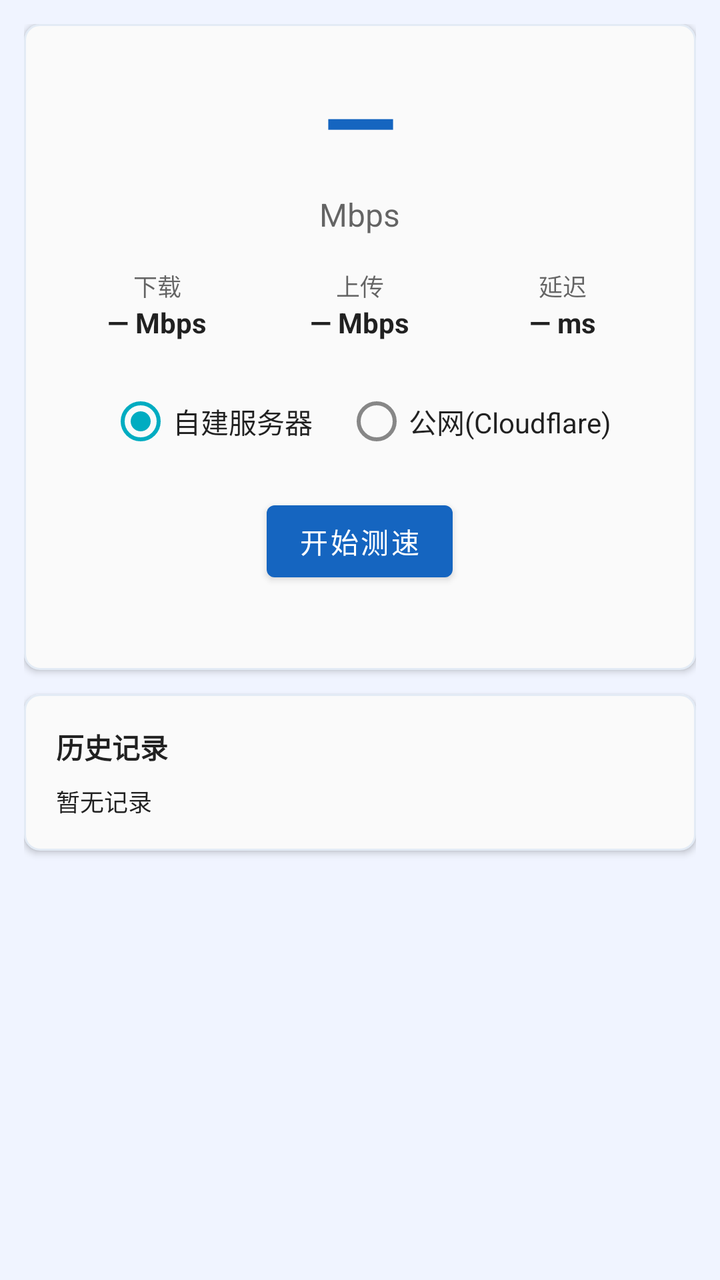
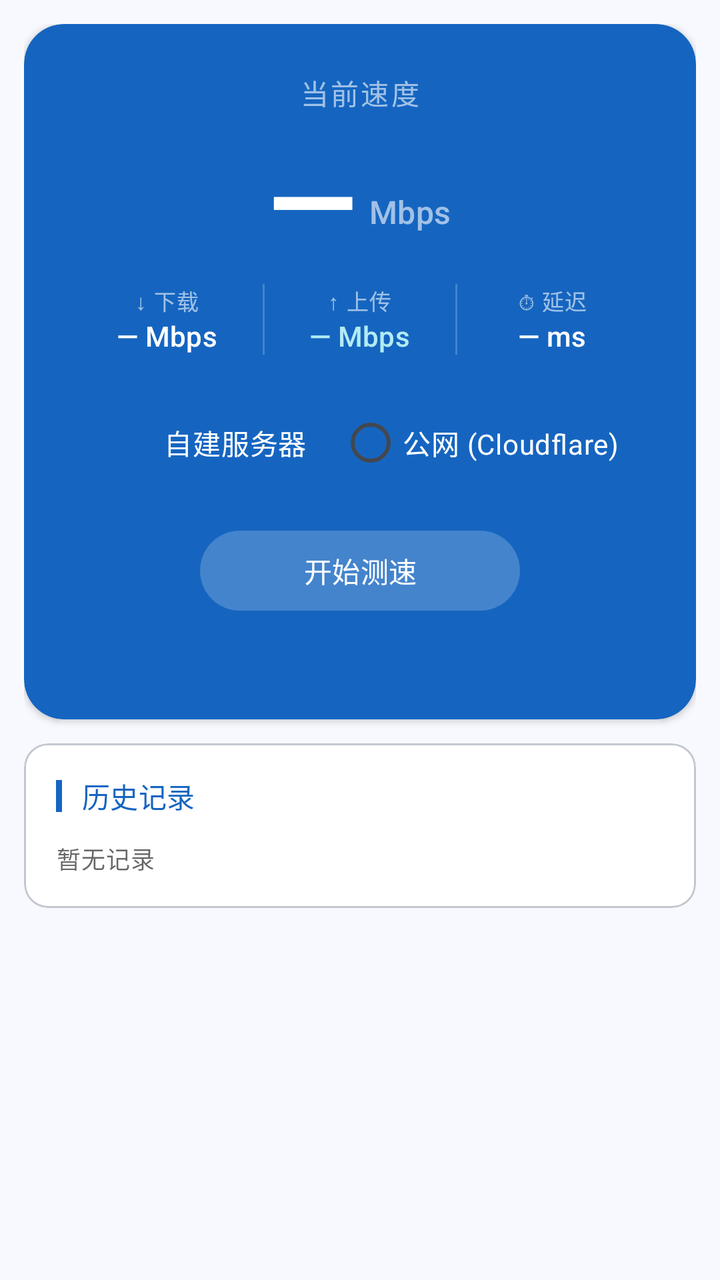

An Android layout rendered at two revisions. The XML below is the earlier revision; the diff shows what the commit changed to produce the second picture.
<!-- AndroidManifest.xml: application theme Theme.CellSentinelApp -->
<!-- res/layout/fragment_speed_test.xml -->
<?xml version="1.0" encoding="utf-8"?>
<ScrollView xmlns:android="http://schemas.android.com/apk/res/android"
    xmlns:app="http://schemas.android.com/apk/res-auto"
    android:layout_width="match_parent"
    android:layout_height="match_parent"
    android:background="@color/background"
    android:padding="12dp">

    <LinearLayout
        android:layout_width="match_parent"
        android:layout_height="wrap_content"
        android:orientation="vertical">

        
        <com.google.android.material.card.MaterialCardView
            android:layout_width="match_parent"
            android:layout_height="wrap_content"
            android:layout_marginBottom="12dp"
            app:cardElevation="2dp"
            app:cardCornerRadius="8dp"
            app:cardBackgroundColor="@color/colorSurfaceFaint">
            <LinearLayout
                android:layout_width="match_parent"
                android:layout_height="wrap_content"
                android:orientation="vertical"
                android:padding="16dp"
                android:gravity="center_horizontal">

                <TextView
                    android:id="@+id/tv_speed_value"
                    android:layout_width="wrap_content"
                    android:layout_height="wrap_content"
                    android:text="—"
                    android:textSize="48sp"
                    android:textStyle="bold"
                    android:textColor="@color/colorPrimary"
                    android:layout_marginBottom="4dp" />

                <TextView
                    android:id="@+id/tv_speed_unit"
                    android:layout_width="wrap_content"
                    android:layout_height="wrap_content"
                    android:text="Mbps"
                    android:textSize="16sp"
                    android:textColor="@color/textColorSecondary"
                    android:layout_marginBottom="16dp" />

                <LinearLayout
                    android:layout_width="match_parent"
                    android:layout_height="wrap_content"
                    android:orientation="horizontal"
                    android:gravity="center"
                    android:layout_marginBottom="16dp">

                    <LinearLayout
                        android:layout_width="0dp"
                        android:layout_height="wrap_content"
                        android:layout_weight="1"
                        android:orientation="vertical"
                        android:gravity="center">
                        <TextView
                            android:layout_width="wrap_content"
                            android:layout_height="wrap_content"
                            android:text="下载"
                            android:textSize="12sp"
                            android:textColor="@color/textColorSecondary" />
                        <TextView
                            android:id="@+id/tv_download_speed"
                            android:layout_width="wrap_content"
                            android:layout_height="wrap_content"
                            android:text="— Mbps"
                            android:textSize="14sp"
                            android:textStyle="bold"
                            android:textColor="@color/textColorPrimary" />
                    </LinearLayout>

                    <LinearLayout
                        android:layout_width="0dp"
                        android:layout_height="wrap_content"
                        android:layout_weight="1"
                        android:orientation="vertical"
                        android:gravity="center">
                        <TextView
                            android:layout_width="wrap_content"
                            android:layout_height="wrap_content"
                            android:text="上传"
                            android:textSize="12sp"
                            android:textColor="@color/textColorSecondary" />
                        <TextView
                            android:id="@+id/tv_upload_speed"
                            android:layout_width="wrap_content"
                            android:layout_height="wrap_content"
                            android:text="— Mbps"
                            android:textSize="14sp"
                            android:textStyle="bold"
                            android:textColor="@color/textColorPrimary" />
                    </LinearLayout>

                    <LinearLayout
                        android:layout_width="0dp"
                        android:layout_height="wrap_content"
                        android:layout_weight="1"
                        android:orientation="vertical"
                        android:gravity="center">
                        <TextView
                            android:layout_width="wrap_content"
                            android:layout_height="wrap_content"
                            android:text="延迟"
                            android:textSize="12sp"
                            android:textColor="@color/textColorSecondary" />
                        <TextView
                            android:id="@+id/tv_latency"
                            android:layout_width="wrap_content"
                            android:layout_height="wrap_content"
                            android:text="— ms"
                            android:textSize="14sp"
                            android:textStyle="bold"
                            android:textColor="@color/textColorPrimary" />
                    </LinearLayout>
                </LinearLayout>

                <RadioGroup
                    android:id="@+id/rg_speed_target"
                    android:layout_width="wrap_content"
                    android:layout_height="wrap_content"
                    android:orientation="horizontal"
                    android:layout_marginBottom="12dp">
                    <RadioButton
                        android:id="@+id/rb_speed_server"
                        android:layout_width="wrap_content"
                        android:layout_height="wrap_content"
                        android:text="自建服务器"
                        android:checked="true"
                        android:textColor="@color/textColorPrimary" />
                    <RadioButton
                        android:id="@+id/rb_speed_public"
                        android:layout_width="wrap_content"
                        android:layout_height="wrap_content"
                        android:text="公网(Cloudflare)"
                        android:layout_marginStart="16dp"
                        android:textColor="@color/textColorPrimary" />
                </RadioGroup>

                <com.google.android.material.button.MaterialButton
                    android:id="@+id/btn_start_speed_test"
                    android:layout_width="wrap_content"
                    android:layout_height="wrap_content"
                    android:text="开始测速"
                    android:textAllCaps="false" />

                <TextView
                    android:id="@+id/tv_speed_status"
                    android:layout_width="wrap_content"
                    android:layout_height="wrap_content"
                    android:text=""
                    android:textSize="12sp"
                    android:textColor="@color/textColorSecondary"
                    android:layout_marginTop="8dp" />
            </LinearLayout>
        </com.google.android.material.card.MaterialCardView>

        
        <com.google.android.material.card.MaterialCardView
            android:layout_width="match_parent"
            android:layout_height="wrap_content"
            android:layout_marginBottom="12dp"
            app:cardElevation="2dp"
            app:cardCornerRadius="8dp"
            app:cardBackgroundColor="@color/colorSurfaceFaint">
            <LinearLayout
                android:layout_width="match_parent"
                android:layout_height="wrap_content"
                android:orientation="vertical"
                android:padding="16dp">
                <TextView
                    android:layout_width="match_parent"
                    android:layout_height="wrap_content"
                    android:text="历史记录"
                    android:textSize="14sp"
                    android:textStyle="bold"
                    android:textColor="@color/textColorPrimary"
                    android:layout_marginBottom="8dp" />
                <TextView
                    android:id="@+id/tv_speed_history"
                    android:layout_width="match_parent"
                    android:layout_height="wrap_content"
                    android:textSize="12sp"
                    android:textColor="@color/textColorPrimary"
                    android:fontFamily="monospace"
                    android:lineSpacingMultiplier="1.4"
                    android:text="暂无记录" />
            </LinearLayout>
        </com.google.android.material.card.MaterialCardView>

    </LinearLayout>
</ScrollView>
<!-- resources referenced by this layout -->
<resources>
  <color name="background">#F0F4FF</color>
  <color name="colorPrimary">#1565C0</color>
  <color name="colorSurfaceFaint">#FAFAFA</color>
  <style name="Theme.CellSentinelApp" parent="Theme.MaterialComponents.Light.DarkActionBar">
          
          <item name="colorPrimary">@color/colorPrimary</item>
          <item name="colorPrimaryVariant">@color/colorPrimaryDark</item>
          <item name="colorOnPrimary">@color/white</item>
          
          <item name="colorSecondary">@color/colorAccent</item>
          <item name="colorSecondaryVariant">@color/colorAccentDark</item>
          <item name="colorOnSecondary">@color/white</item>
          
          <item name="colorSurface">@color/colorSurface</item>
          <item name="colorOnSurface">@color/textColorPrimary</item>
          
          <item name="android:windowBackground">@color/background</item>
          <item name="android:colorBackground">@color/background</item>
          
          <item name="android:statusBarColor">@color/colorPrimaryDark</item>
          
          <item name="android:textColorPrimary">@color/textColorPrimary</item>
          <item name="android:textColorSecondary">@color/textColorSecondary</item>
          <item name="android:textColorHint">@color/textColorHint</item>
          
          <item name="materialCardViewStyle">@style/AppCardView</item>
          <item name="editTextStyle">@style/AppEditText</item>
          <item name="chipStyle">@style/AppChip</item>
      </style>
  <color name="colorPrimaryDark">#0D47A1</color>
  <color name="white">#FFFFFFFF</color>
  <color name="colorAccent">#00ACC1</color>
  <color name="colorAccentDark">#007C91</color>
  <color name="colorSurface">#FFFFFF</color>
  <style name="AppCardView" parent="Widget.MaterialComponents.CardView">
          <item name="cardCornerRadius">8dp</item>
          <item name="cardElevation">2dp</item>
          <item name="cardBackgroundColor">@color/colorSurfaceFaint</item>
          <item name="strokeColor">@color/colorPrimaryTintBg</item>
          <item name="strokeWidth">1dp</item>
      </style>
  <style name="AppChip" parent="Widget.MaterialComponents.Chip.Filter">
          <item name="chipBackgroundColor">@color/chip_bg_color</item>
          <item name="android:textColor">@color/chip_text_color</item>
          <item name="chipStrokeColor">@color/colorPrimaryTintBg</item>
          <item name="chipStrokeWidth">1dp</item>
      </style>
  <color name="colorPrimaryTintBg">#1A1565C0</color>
  <!-- unchanged entries left out for length: 4 -->
</resources>

<!-- the commit's change to res/layout/fragment_speed_test.xml (unified diff, before → after) -->
@@ -3,7 +3,7 @@
     xmlns:app="http://schemas.android.com/apk/res-auto"
     android:layout_width="match_parent"
     android:layout_height="match_parent"
-    android:background="@color/background"
+    android:background="?attr/colorSurface"
     android:padding="12dp">
 
     <LinearLayout
@@ -16,178 +16,174 @@
             android:layout_width="match_parent"
             android:layout_height="wrap_content"
             android:layout_marginBottom="12dp"
+            app:cardCornerRadius="20dp"
             app:cardElevation="2dp"
-            app:cardCornerRadius="8dp"
-            app:cardBackgroundColor="@color/colorSurfaceFaint">
+            app:cardBackgroundColor="@color/colorPrimary">
+
             <LinearLayout
                 android:layout_width="match_parent"
                 android:layout_height="wrap_content"
                 android:orientation="vertical"
-                android:padding="16dp"
+                android:padding="24dp"
                 android:gravity="center_horizontal">
 
                 <TextView
-                    android:id="@+id/tv_speed_value"
                     android:layout_width="wrap_content"
                     android:layout_height="wrap_content"
-                    android:text="—"
-                    android:textSize="48sp"
-                    android:textStyle="bold"
-                    android:textColor="@color/colorPrimary"
+                    android:text="当前速度"
+                    android:textAppearance="?attr/textAppearanceLabelLarge"
+                    android:textColor="@color/colorWhite60"
+                    android:letterSpacing="0.08"
                     android:layout_marginBottom="4dp" />
 
-                <TextView
-                    android:id="@+id/tv_speed_unit"
+                <LinearLayout
                     android:layout_width="wrap_content"
                     android:layout_height="wrap_content"
-                    android:text="Mbps"
-                    android:textSize="16sp"
-                    android:textColor="@color/textColorSecondary"
-                    android:layout_marginBottom="16dp" />
+                    android:orientation="horizontal"
+                    android:gravity="bottom"
+                    android:layout_marginBottom="4dp">
+                    <TextView
+                        android:id="@+id/tv_speed_value"
+                        android:layout_width="wrap_content"
+                        android:layout_height="wrap_content"
+                        android:text="—"
+                        android:textSize="58sp"
+                        android:textStyle="bold"
+                        android:textColor="@color/white" />
+                    <TextView
+                        android:id="@+id/tv_speed_unit"
+                        android:layout_width="wrap_content"
+                        android:layout_height="wrap_content"
+                        android:text=" Mbps"
+                        android:textAppearance="?attr/textAppearanceTitleMedium"
+                        android:textColor="@color/colorWhite60"
+                        android:layout_marginBottom="10dp"
+                        android:layout_marginStart="2dp" />
+                </LinearLayout>
 
+                
                 <LinearLayout
                     android:layout_width="match_parent"
                     android:layout_height="wrap_content"
                     android:orientation="horizontal"
-                    android:gravity="center"
-                    android:layout_marginBottom="16dp">
+                    android:layout_marginBottom="20dp">
 
-                    <LinearLayout
-                        android:layout_width="0dp"
-                        android:layout_height="wrap_content"
-                        android:layout_weight="1"
-                        android:orientation="vertical"
-                        android:gravity="center">
-                        <TextView
-                            android:layout_width="wrap_content"
-                            android:layout_height="wrap_content"
-                            android:text="下载"
-                            android:textSize="12sp"
-                            android:textColor="@color/textColorSecondary" />
-                        <TextView
-                            android:id="@+id/tv_download_speed"
-                            android:layout_width="wrap_content"
-                            android:layout_height="wrap_content"
+                    <LinearLayout android:layout_width="0dp" android:layout_height="wrap_content"
+                        android:layout_weight="1" android:orientation="vertical" android:gravity="center">
+                        <TextView android:layout_width="wrap_content" android:layout_height="wrap_content"
+                            android:text="↓ 下载"
+                            android:textAppearance="?attr/textAppearanceLabelSmall"
+                            android:textColor="@color/colorWhite60" />
+                        <TextView android:id="@+id/tv_download_speed"
+                            android:layout_width="wrap_content" android:layout_height="wrap_content"
                             android:text="— Mbps"
-                            android:textSize="14sp"
-                            android:textStyle="bold"
-                            android:textColor="@color/textColorPrimary" />
+                            android:textAppearance="?attr/textAppearanceLabelLarge"
+                            android:textColor="@color/white" />
                     </LinearLayout>
 
-                    <LinearLayout
-                        android:layout_width="0dp"
-                        android:layout_height="wrap_content"
-                        android:layout_weight="1"
-                        android:orientation="vertical"
-                        android:gravity="center">
-                        <TextView
-                            android:layout_width="wrap_content"
-                            android:layout_height="wrap_content"
-                            android:text="上传"
-                            android:textSize="12sp"
-                            android:textColor="@color/textColorSecondary" />
-                        <TextView
-                            android:id="@+id/tv_upload_speed"
-                            android:layout_width="wrap_content"
-                            android:layout_height="wrap_content"
+                    <View android:layout_width="1dp" android:layout_height="match_parent"
+                        android:background="@color/colorWhite20" />
+
+                    <LinearLayout android:layout_width="0dp" android:layout_height="wrap_content"
+                        android:layout_weight="1" android:orientation="vertical" android:gravity="center">
+                        <TextView android:layout_width="wrap_content" android:layout_height="wrap_content"
+                            android:text="↑ 上传"
+                            android:textAppearance="?attr/textAppearanceLabelSmall"
+                            android:textColor="@color/colorWhite60" />
+                        <TextView android:id="@+id/tv_upload_speed"
+                            android:layout_width="wrap_content" android:layout_height="wrap_content"
                             android:text="— Mbps"
-                            android:textSize="14sp"
-                            android:textStyle="bold"
-                            android:textColor="@color/textColorPrimary" />
+                            android:textAppearance="?attr/textAppearanceLabelLarge"
+                            android:textColor="@color/colorSecondaryContainer" />
                     </LinearLayout>
 
-                    <LinearLayout
-                        android:layout_width="0dp"
-                        android:layout_height="wrap_content"
-                        android:layout_weight="1"
-                        android:orientation="vertical"
-                        android:gravity="center">
-                        <TextView
-                            android:layout_width="wrap_content"
-                            android:layout_height="wrap_content"
-                            android:text="延迟"
-                            android:textSize="12sp"
-                            android:textColor="@color/textColorSecondary" />
-                        <TextView
-                            android:id="@+id/tv_latency"
-                            android:layout_width="wrap_content"
-                            android:layout_height="wrap_content"
+                    <View android:layout_width="1dp" android:layout_height="match_parent"
+                        android:background="@color/colorWhite20" />
+
+                    <LinearLayout android:layout_width="0dp" android:layout_height="wrap_content"
+                        android:layout_weight="1" android:orientation="vertical" android:gravity="center">
+                        <TextView android:layout_width="wrap_content" android:layout_height="wrap_content"
+                            android:text="⏱ 延迟"
+                            android:textAppearance="?attr/textAppearanceLabelSmall"
+                            android:textColor="@color/colorWhite60" />
+                        <TextView android:id="@+id/tv_latency"
+                            android:layout_width="wrap_content" android:layout_height="wrap_content"
                             android:text="— ms"
-                            android:textSize="14sp"
-                            android:textStyle="bold"
-                            android:textColor="@color/textColorPrimary" />
+                            android:textAppearance="?attr/textAppearanceLabelLarge"
+                            android:textColor="@color/white" />
                     </LinearLayout>
+
                 </LinearLayout>
 
+                
                 <RadioGroup
                     android:id="@+id/rg_speed_target"
                     android:layout_width="wrap_content"
                     android:layout_height="wrap_content"
                     android:orientation="horizontal"
-                    android:layout_marginBottom="12dp">
+                    android:layout_marginBottom="16dp">
                     <RadioButton
                         android:id="@+id/rb_speed_server"
                         android:layout_width="wrap_content"
                         android:layout_height="wrap_content"
                         android:text="自建服务器"
-                        android:checked="true"
-                        android:textColor="@color/textColorPrimary" />
+                        android:textColor="@color/white"
+                        android:buttonTint="@color/colorSecondaryContainer"
+                        android:checked="true" />
                     <RadioButton
                         android:id="@+id/rb_speed_public"
                         android:layout_width="wrap_content"
                         android:layout_height="wrap_content"
-                        android:text="公网(Cloudflare)"
-                        android:layout_marginStart="16dp"
-                        android:textColor="@color/textColorPrimary" />
+                        android:text="公网 (Cloudflare)"
+                        android:textColor="@color/white"
+                        android:buttonTint="@color/colorSecondaryContainer"
+                        android:layout_marginStart="16dp" />
                 </RadioGroup>
 
                 <com.google.android.material.button.MaterialButton
                     android:id="@+id/btn_start_speed_test"
-                    android:layout_width="wrap_content"
-                    android:layout_height="wrap_content"
+                    android:layout_width="160dp"
+                    android:layout_height="48dp"
                     android:text="开始测速"
-                    android:textAllCaps="false" />
+                    android:textAllCaps="false"
+                    android:textAppearance="?attr/textAppearanceTitleSmall"
+                    app:backgroundTint="@color/colorWhite20"
+                    android:textColor="@color/white" />
 
                 <TextView
                     android:id="@+id/tv_speed_status"
                     android:layout_width="wrap_content"
                     android:layout_height="wrap_content"
                     android:text=""
-                    android:textSize="12sp"
-                    android:textColor="@color/textColorSecondary"
-                    android:layout_marginTop="8dp" />
+                    android:textAppearance="?attr/textAppearanceLabelMedium"
+                    android:textColor="@color/colorWhite60"
+                    android:layout_marginTop="10dp" />
+
             </LinearLayout>
         </com.google.android.material.card.MaterialCardView>
 
         
         <com.google.android.material.card.MaterialCardView
+            style="@style/AppInfoCard"
             android:layout_width="match_parent"
             android:layout_height="wrap_content"
-            android:layout_marginBottom="12dp"
-            app:cardElevation="2dp"
-            app:cardCornerRadius="8dp"
-            app:cardBackgroundColor="@color/colorSurfaceFaint">
-            <LinearLayout
-                android:layout_width="match_parent"
-                android:layout_height="wrap_content"
-                android:orientation="vertical"
-                android:padding="16dp">
-                <TextView
-                    android:layout_width="match_parent"
-                    android:layout_height="wrap_content"
-                    android:text="历史记录"
-                    android:textSize="14sp"
-                    android:textStyle="bold"
-                    android:textColor="@color/textColorPrimary"
-                    android:layout_marginBottom="8dp" />
+            android:layout_marginBottom="12dp">
+            <LinearLayout android:layout_width="match_parent" android:layout_height="wrap_content"
+                android:orientation="vertical" android:padding="16dp">
+                <LinearLayout android:layout_width="match_parent" android:layout_height="wrap_content"
+                    android:orientation="horizontal" android:gravity="center_vertical"
+                    android:layout_marginBottom="12dp">
+                    <View android:layout_width="3dp" android:layout_height="16dp"
+                        android:background="@color/colorPrimary" android:layout_marginEnd="10dp" />
+                    <TextView style="@style/SectionTitle" android:text="历史记录" />
+                </LinearLayout>
                 <TextView
                     android:id="@+id/tv_speed_history"
                     android:layout_width="match_parent"
                     android:layout_height="wrap_content"
-                    android:textSize="12sp"
-                    android:textColor="@color/textColorPrimary"
+                    android:textAppearance="?attr/textAppearanceBodySmall"
                     android:fontFamily="monospace"
-                    android:lineSpacingMultiplier="1.4"
+                    android:lineSpacingMultiplier="1.5"
                     android:text="暂无记录" />
             </LinearLayout>
         </com.google.android.material.card.MaterialCardView>
<!-- resource entries referenced after the edit -->
@@ -1,53 +1,94 @@
 <!-- resources referenced by this layout -->
 <resources>
-  <color name="background">#F0F4FF</color>
   <color name="colorPrimary">#1565C0</color>
-  <color name="colorSurfaceFaint">#FAFAFA</color>
-  <style name="Theme.CellSentinelApp" parent="Theme.MaterialComponents.Light.DarkActionBar">
+  <color name="colorSecondaryContainer">#B2EBF2</color>
+  <color name="colorWhite20">#33FFFFFF</color>
+  <color name="colorWhite60">#99FFFFFF</color>
+  <style name="Theme.CellSentinelApp" parent="Theme.Material3.Light">
+  
           
-          <item name="colorPrimary">@color/colorPrimary</item>
-          <item name="colorPrimaryVariant">@color/colorPrimaryDark</item>
-          <item name="colorOnPrimary">@color/white</item>
+          <item name="colorPrimary">#1565C0</item>
+          <item name="colorOnPrimary">#FFFFFF</item>
+          <item name="colorPrimaryContainer">#D8E4FF</item>
+          <item name="colorOnPrimaryContainer">#001849</item>
+  
           
-          <item name="colorSecondary">@color/colorAccent</item>
-          <item name="colorSecondaryVariant">@color/colorAccentDark</item>
-          <item name="colorOnSecondary">@color/white</item>
+          <item name="colorSecondary">#00ACC1</item>
+          <item name="colorOnSecondary">#FFFFFF</item>
+          <item name="colorSecondaryContainer">#B2EBF2</item>
+          <item name="colorOnSecondaryContainer">#001F24</item>
+  
           
-          <item name="colorSurface">@color/colorSurface</item>
-          <item name="colorOnSurface">@color/textColorPrimary</item>
+          <item name="colorTertiary">#6A1B9A</item>
+          <item name="colorOnTertiary">#FFFFFF</item>
+          <item name="colorTertiaryContainer">#EEDCFF</item>
+          <item name="colorOnTertiaryContainer">#230048</item>
+  
           
-          <item name="android:windowBackground">@color/background</item>
-          <item name="android:colorBackground">@color/background</item>
+          <item name="colorError">#B3261E</item>
+          <item name="colorOnError">#FFFFFF</item>
+          <item name="colorErrorContainer">#F9DEDC</item>
+          <item name="colorOnErrorContainer">#410E0B</item>
+  
           
-          <item name="android:statusBarColor">@color/colorPrimaryDark</item>
+          <item name="colorSurface">#F8F9FF</item>
+          <item name="colorOnSurface">#1A1C22</item>
+          <item name="colorSurfaceVariant">#DFE2EB</item>
+          <item name="colorOnSurfaceVariant">#43474F</item>
+          <item name="colorSurfaceContainerLowest">#FFFFFF</item>
+          <item name="colorSurfaceContainerLow">#F2F3FA</item>
+          <item name="colorSurfaceContainer">#ECEFF5</item>
+          <item name="colorSurfaceContainerHigh">#E6E8EF</item>
+          <item name="colorSurfaceContainerHighest">#E1E2EA</item>
+  
+          
+          <item name="colorOutline">#73777F</item>
+          <item name="colorOutlineVariant">#C3C7CF</item>
+  
+          
+          <item name="android:windowBackground">?attr/colorSurface</item>
+          <item name="android:statusBarColor">@color/colorPrimary</item>
+          <item name="android:navigationBarColor">?attr/colorSurface</item>
+  
           
           <item name="android:textColorPrimary">@color/textColorPrimary</item>
           <item name="android:textColorSecondary">@color/textColorSecondary</item>
           <item name="android:textColorHint">@color/textColorHint</item>
+  
           
           <item name="materialCardViewStyle">@style/AppCardView</item>
           <item name="editTextStyle">@style/AppEditText</item>
           <item name="chipStyle">@style/AppChip</item>
+  
       </style>
-  <color name="colorPrimaryDark">#0D47A1</color>
+  <color name="colorOutlineVariant">#C3C7CF</color>
+  <color name="colorSurfaceContainerLowest">#FFFFFF</color>
   <color name="white">#FFFFFFFF</color>
-  <color name="colorAccent">#00ACC1</color>
-  <color name="colorAccentDark">#007C91</color>
-  <color name="colorSurface">#FFFFFF</color>
-  <style name="AppCardView" parent="Widget.MaterialComponents.CardView">
-          <item name="cardCornerRadius">8dp</item>
-          <item name="cardElevation">2dp</item>
-          <item name="cardBackgroundColor">@color/colorSurfaceFaint</item>
-          <item name="strokeColor">@color/colorPrimaryTintBg</item>
+  <style name="AppInfoCard" parent="Widget.Material3.CardView.Outlined">
+          <item name="cardCornerRadius">12dp</item>
+          <item name="cardElevation">0dp</item>
           <item name="strokeWidth">1dp</item>
+          <item name="strokeColor">@color/colorOutlineVariant</item>
+          <item name="cardBackgroundColor">@color/colorSurfaceContainerLowest</item>
+          <item name="android:stateListAnimator">@null</item>
       </style>
-  <style name="AppChip" parent="Widget.MaterialComponents.Chip.Filter">
+  <style name="SectionTitle">
+          <item name="android:layout_width">wrap_content</item>
+          <item name="android:layout_height">wrap_content</item>
+          <item name="android:textAppearance">?attr/textAppearanceTitleSmall</item>
+          <item name="android:textColor">@color/colorPrimary</item>
+      </style>
+  <style name="AppCardView" parent="Widget.Material3.CardView.Elevated">
+          <item name="cardCornerRadius">12dp</item>
+          <item name="cardElevation">1dp</item>
+          <item name="android:stateListAnimator">@null</item>
+      </style>
+  <style name="AppChip" parent="Widget.Material3.Chip.Filter">
           <item name="chipBackgroundColor">@color/chip_bg_color</item>
           <item name="android:textColor">@color/chip_text_color</item>
-          <item name="chipStrokeColor">@color/colorPrimaryTintBg</item>
+          <item name="chipStrokeColor">?attr/colorOutlineVariant</item>
           <item name="chipStrokeWidth">1dp</item>
       </style>
-  <color name="colorPrimaryTintBg">#1A1565C0</color>
   <!-- unchanged entries left out for length: 4 -->
 </resources>
 
